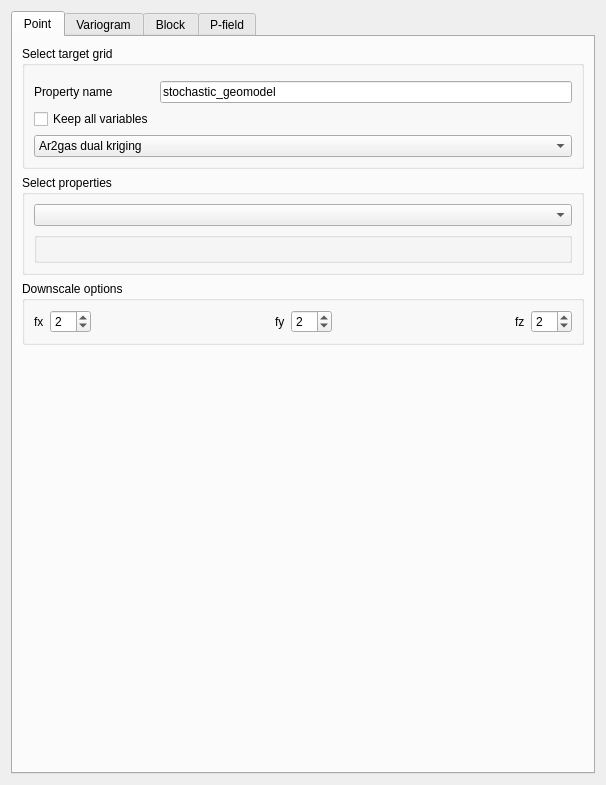
This is ui/stochastic.ui in robertorolo/LPM-Geomod_Suite as Qt 5 draws it before an edit. The edited form follows.
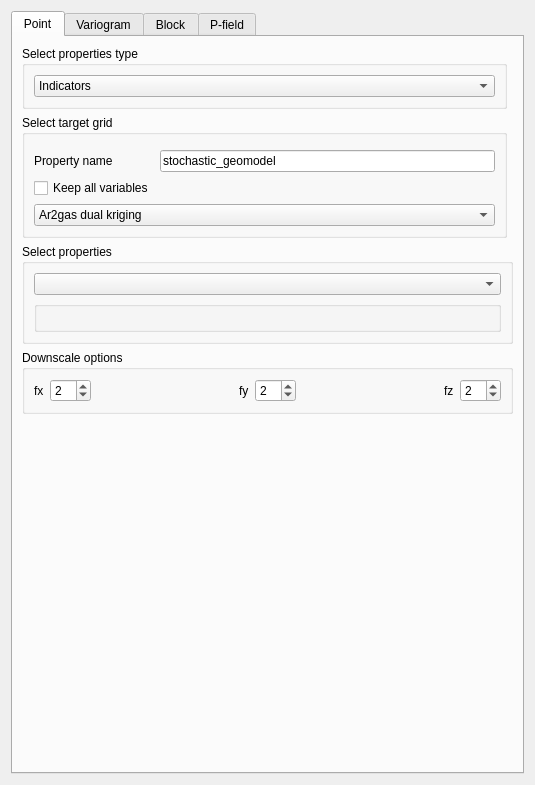
This is the edited form. Custom widgets are drawn as their Qt base class.

The edit to the form file:
```diff
--- a/ui/stochastic.ui
+++ b/ui/stochastic.ui
@@ -6,7 +6,7 @@
    <rect>
     <x>0</x>
     <y>0</y>
-    <width>606</width>
+    <width>535</width>
     <height>785</height>
    </rect>
   </property>
@@ -30,7 +30,78 @@
        <string>Point</string>
       </attribute>
       <layout class="QGridLayout" name="gridLayout_3">
-       <item row="3" column="0">
+       <item row="1" column="0">
+        <widget class="QGroupBox" name="groupBox_3">
+         <property name="title">
+          <string>Select target grid</string>
+         </property>
+         <layout class="QGridLayout" name="gridLayout">
+          <item row="3" column="0">
+           <widget class="QLabel" name="label">
+            <property name="text">
+             <string>Property name</string>
+            </property>
+           </widget>
+          </item>
+          <item row="3" column="1">
+           <widget class="QLineEdit" name="lineEdit">
+            <property name="sizePolicy">
+             <sizepolicy hsizetype="Expanding" vsizetype="Fixed">
+              <horstretch>0</horstretch>
+              <verstretch>0</verstretch>
+             </sizepolicy>
+            </property>
+            <property name="text">
+             <string>stochastic_geomodel</string>
+            </property>
+           </widget>
+          </item>
+          <item row="4" column="0">
+           <widget class="QCheckBox" name="checkBox_2">
+            <property name="text">
+             <string>Keep all variables</string>
+            </property>
+           </widget>
+          </item>
+          <item row="0" column="0" colspan="2">
+           <widget class="GridSelector" name="gridselector">
+            <property name="sizePolicy">
+             <sizepolicy hsizetype="Expanding" vsizetype="Preferred">
+              <horstretch>0</horstretch>
+              <verstretch>0</verstretch>
+             </sizepolicy>
+            </property>
+           </widget>
+          </item>
+          <item row="5" column="0" colspan="2">
+           <widget class="QComboBox" name="comboBox_2">
+            <property name="sizePolicy">
+             <sizepolicy hsizetype="Expanding" vsizetype="Fixed">
+              <horstretch>0</horstretch>
+              <verstretch>0</verstretch>
+             </sizepolicy>
+            </property>
+            <item>
+             <property name="text">
+              <string>Ar2gas dual kriging </string>
+             </property>
+            </item>
+            <item>
+             <property name="text">
+              <string>Dual kriging</string>
+             </property>
+            </item>
+            <item>
+             <property name="text">
+              <string>Global kriging</string>
+             </property>
+            </item>
+           </widget>
+          </item>
+         </layout>
+        </widget>
+       </item>
+       <item row="4" column="0">
         <spacer name="verticalSpacer">
          <property name="orientation">
           <enum>Qt::Vertical</enum>
@@ -43,7 +114,7 @@
          </property>
         </spacer>
        </item>
-       <item row="2" column="0">
+       <item row="3" column="0" colspan="2">
         <widget class="QGroupBox" name="groupBox_4">
          <property name="title">
           <string>Downscale options</string>
@@ -138,7 +209,7 @@
          </layout>
         </widget>
        </item>
-       <item row="1" column="0">
+       <item row="2" column="0" colspan="2">
         <widget class="QGroupBox" name="groupBox_2">
          <property name="title">
           <string>Select properties</string>
@@ -168,59 +239,22 @@
         </widget>
        </item>
        <item row="0" column="0">
-        <widget class="QGroupBox" name="groupBox_3">
+        <widget class="QGroupBox" name="groupBox_10">
          <property name="title">
-          <string>Select target grid</string>
+          <string>Select properties type</string>
          </property>
-         <layout class="QGridLayout" name="gridLayout">
-          <item row="3" column="0">
-           <widget class="QLabel" name="label">
-            <property name="text">
-             <string>Property name</string>
-            </property>
-           </widget>
-          </item>
-          <item row="3" column="1">
-           <widget class="QLineEdit" name="lineEdit">
+         <layout class="QGridLayout" name="gridLayout_12">
+          <item row="0" column="0">
+           <widget class="QComboBox" name="comboBox">
             <property name="sizePolicy">
              <sizepolicy hsizetype="Expanding" vsizetype="Fixed">
               <horstretch>0</horstretch>
               <verstretch>0</verstretch>
              </sizepolicy>
             </property>
-            <property name="text">
-             <string>stochastic_geomodel</string>
-            </property>
-           </widget>
-          </item>
-          <item row="4" column="0">
-           <widget class="QCheckBox" name="checkBox_2">
-            <property name="text">
-             <string>Keep all variables</string>
-            </property>
-           </widget>
-          </item>
-          <item row="0" column="0" colspan="2">
-           <widget class="GridSelector" name="gridselector">
-            <property name="sizePolicy">
-             <sizepolicy hsizetype="Expanding" vsizetype="Preferred">
-              <horstretch>0</horstretch>
-              <verstretch>0</verstretch>
-             </sizepolicy>
-            </property>
-           </widget>
-          </item>
-          <item row="5" column="0" colspan="2">
-           <widget class="QComboBox" name="comboBox_2">
-            <property name="sizePolicy">
-             <sizepolicy hsizetype="Expanding" vsizetype="Fixed">
-              <horstretch>0</horstretch>
-              <verstretch>0</verstretch>
-             </sizepolicy>
-            </property>
             <item>
              <property name="text">
-              <string>Ar2gas dual kriging </string>
+              <string>Indicators</string>
              </property>
             </item>
             <item>
```
Left out of the diff: 7 changed lines with no effect on the pictures.
